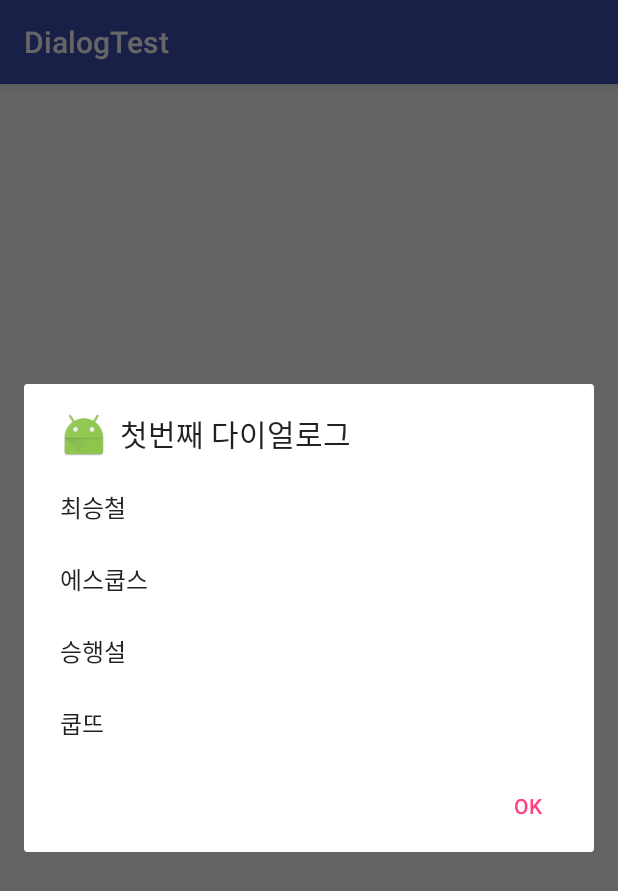
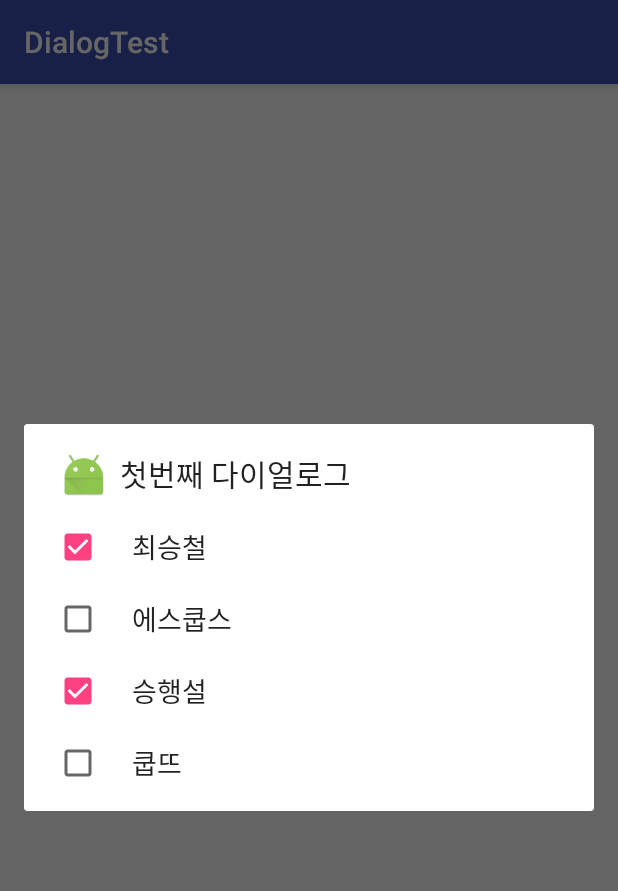
Before and after one commit to jungdain/DialogTest, an Android app: the screen it shows after launch (MainActivity), after a tap on "대화상자 열기", on a phone screen of 412 x 824 dp. Shown: the top 891 px of the screen. Run offline under Robolectric (Android 15) with nearby library versions, the phone set to English and light mode, and no system bars.

Commit message:
#5 checkBox dialog

```diff
--- a/app/src/main/java/rlathfdl463/kr/hs/emirim/dialogtest/MainActivity.java
+++ b/app/src/main/java/rlathfdl463/kr/hs/emirim/dialogtest/MainActivity.java
@@ -25,13 +25,32 @@ public class MainActivity extends AppCompatActivity implements View.OnClickListe
         dialog.setTitle("첫번째 다이얼로그");
         dialog.setIcon(R.mipmap.ic_launcher);
 //        dialog.setMessage("여기는 메시지를 쓰는 곳입니다.");
-        dialog.setItems(itemArr, new DialogInterface.OnClickListener() {
+//단순목록
+/*        dialog.setItems(itemArr, new DialogInterface.OnClickListener() {
             @Override
             public void onClick(DialogInterface dialogInterface, int i) {
                 butDialog.setText(itemArr[i]);
             }
+        });*/
+//라디오 버튼 목록
+/*        dialog.setSingleChoiceItems(itemArr, 0, new DialogInterface.OnClickListener(){
+        @Override
+        public void onClick(DialogInterface dialogInterface, int i) {
+            butDialog.setText(itemArr[i]);
+        }
+    });*/
+//      체크 박스 목록
+//      선택 여부 배열
+        boolean[] checkedItems={true, false, true, false};
+        dialog.setMultiChoiceItems(itemArr, checkedItems, new DialogInterface.OnMultiChoiceClickListener() {
+            @Override
+            public void onClick(DialogInterface dialog, int i, boolean b) {
+                if(b)
+                    butDialog.setText(itemArr[i]);
+            }
         });
-        dialog.setPositiveButton("OK", null);
+
+//        dialog.setPositiveButton("OK", null);
         dialog.show();
     }
 }
```
